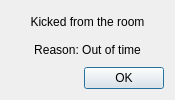
Qt form word_game/modules/gui/kick_dialog.ui (LiquidIce64/ORIS-tasks) before a commit.
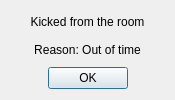
The same form after that commit.

```diff
--- a/word_game/modules/gui/kick_dialog.ui
+++ b/word_game/modules/gui/kick_dialog.ui
@@ -64,7 +64,7 @@
       <set>QDialogButtonBox::Ok</set>
      </property>
      <property name="centerButtons">
-      <bool>false</bool>
+      <bool>true</bool>
      </property>
     </widget>
    </item>
```
